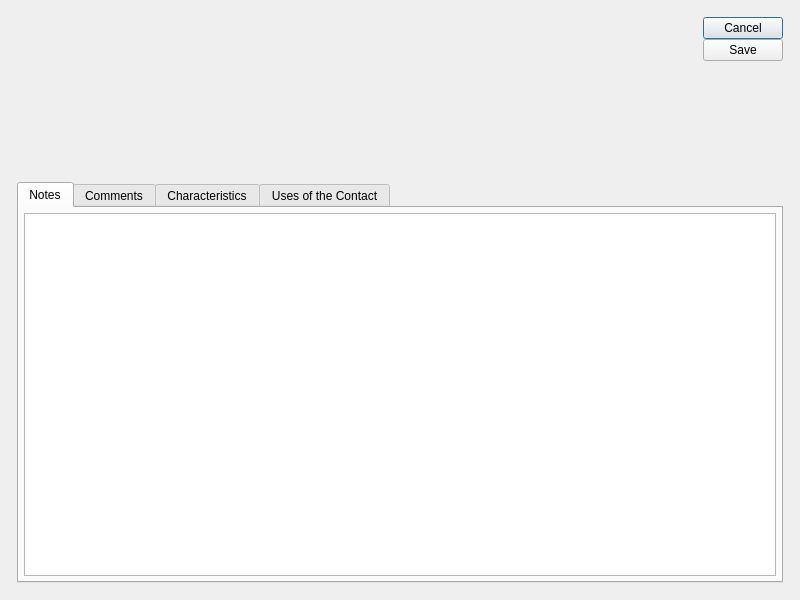
Pegasus-RPG/xtuple-client, file guiclient/contact.ui: the form before one commit.
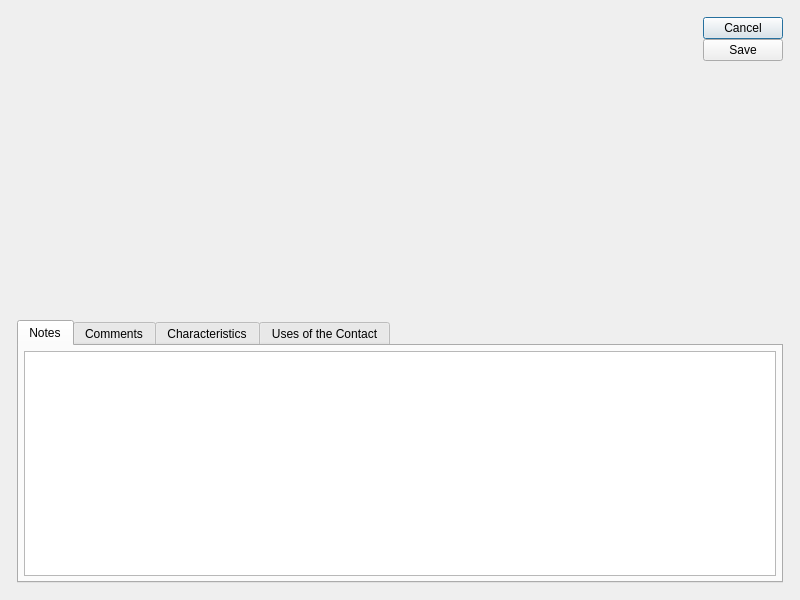
The form after the commit. Custom widgets are drawn as their Qt base class.

Commit message: Tweak:  Don't allow contact cluster to get all scrunched up on contact window on Mac.

```diff
--- a/guiclient/contact.ui
+++ b/guiclient/contact.ui
@@ -20,9 +20,9 @@
   <property name="windowTitle">
    <string>Contact</string>
   </property>
-  <layout class="QGridLayout" name="gridLayout_2">
+  <layout class="QGridLayout" name="gridLayout_3">
    <item row="0" column="0">
-    <layout class="QGridLayout" name="gridLayout">
+    <layout class="QGridLayout" name="gridLayout_2">
      <property name="margin">
       <number>12</number>
      </property>
@@ -30,15 +30,36 @@
       <number>12</number>
      </property>
      <item row="0" column="0">
-      <layout class="QHBoxLayout">
+      <layout class="QHBoxLayout" name="horizontalLayout">
        <item>
-        <widget class="ContactCluster" name="_contact">
-         <property name="listVisible">
-          <bool>false</bool>
+        <widget class="QFrame" name="frame">
+         <property name="minimumSize">
+          <size>
+           <width>640</width>
+           <height>291</height>
+          </size>
          </property>
-         <property name="activeVisible">
-          <bool>true</bool>
+         <property name="frameShape">
+          <enum>QFrame::NoFrame</enum>
          </property>
+         <property name="frameShadow">
+          <enum>QFrame::Raised</enum>
+         </property>
+         <layout class="QGridLayout" name="gridLayout">
+          <property name="margin">
+           <number>0</number>
+          </property>
+          <item row="0" column="0">
+           <widget class="ContactCluster" name="_contact">
+            <property name="listVisible">
+             <bool>false</bool>
+            </property>
+            <property name="activeVisible">
+             <bool>true</bool>
+            </property>
+           </widget>
+          </item>
+         </layout>
         </widget>
        </item>
        <item>
@@ -48,8 +69,8 @@
          </property>
          <property name="sizeHint" stdset="0">
           <size>
-           <width>89</width>
-           <height>153</height>
+           <width>13</width>
+           <height>20</height>
           </size>
          </property>
         </spacer>
@@ -81,7 +102,7 @@
            <property name="sizeHint" stdset="0">
             <size>
              <width>20</width>
-             <height>40</height>
+             <height>0</height>
             </size>
            </property>
           </spacer>
```
